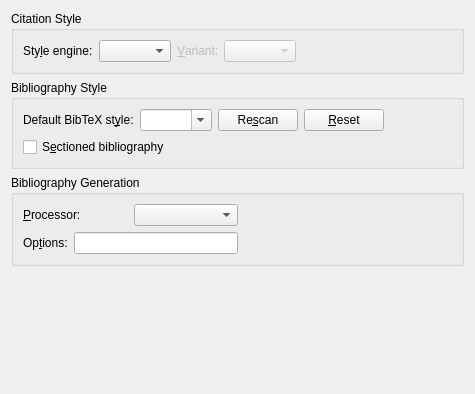
cburschka/lyx, file src/frontends/qt4/ui/BiblioUi.ui: the form before one commit.
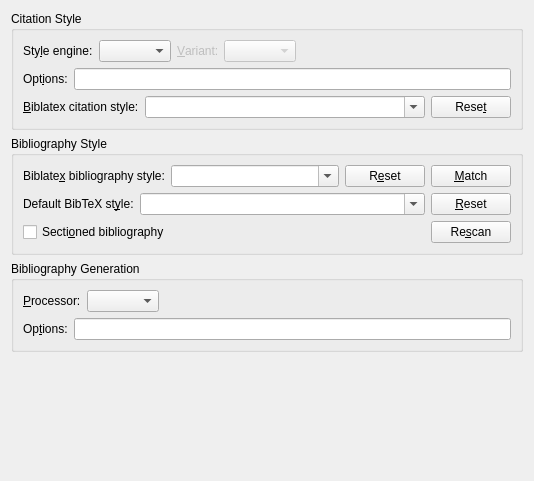
The form after the commit.

Commit message:
Biblatex support
File format change

The edit to the form file:
```diff
--- a/src/frontends/qt4/ui/BiblioUi.ui
+++ b/src/frontends/qt4/ui/BiblioUi.ui
@@ -6,16 +6,22 @@
    <rect>
     <x>0</x>
     <y>0</y>
-    <width>475</width>
-    <height>394</height>
+    <width>534</width>
+    <height>481</height>
    </rect>
   </property>
   <property name="windowTitle">
    <string/>
   </property>
-  <layout class="QGridLayout" name="gridLayout_3">
+  <layout class="QGridLayout" name="gridLayout_4">
    <item row="0" column="0">
     <widget class="QGroupBox" name="CiteStyleBG">
+     <property name="sizePolicy">
+      <sizepolicy hsizetype="Expanding" vsizetype="Preferred">
+       <horstretch>0</horstretch>
+       <verstretch>0</verstretch>
+      </sizepolicy>
+     </property>
      <property name="title">
       <string>Citation Style</string>
      </property>
@@ -104,30 +110,155 @@
         </property>
        </spacer>
       </item>
+      <item row="1" column="0" colspan="2">
+       <layout class="QHBoxLayout" name="horizontalLayout_7">
+        <item>
+         <widget class="QLabel" name="citePackageOptionsL">
+          <property name="text">
+           <string>Opt&amp;ions:</string>
+          </property>
+          <property name="buddy">
+           <cstring>citePackageOptionsLE</cstring>
+          </property>
+         </widget>
+        </item>
+        <item>
+         <widget class="QLineEdit" name="citePackageOptionsLE">
+          <property name="sizePolicy">
+           <sizepolicy hsizetype="MinimumExpanding" vsizetype="Fixed">
+            <horstretch>0</horstretch>
+            <verstretch>0</verstretch>
+           </sizepolicy>
+          </property>
+          <property name="toolTip">
+           <string>Here you can enter further options of the biblatex package</string>
+          </property>
+         </widget>
+        </item>
+       </layout>
+      </item>
+      <item row="2" column="0" colspan="2">
+       <layout class="QHBoxLayout" name="horizontalLayout_5">
+        <item>
+         <widget class="QLabel" name="biblatexCbxLA">
+          <property name="sizePolicy">
+           <sizepolicy hsizetype="Fixed" vsizetype="Preferred">
+            <horstretch>0</horstretch>
+            <verstretch>0</verstretch>
+           </sizepolicy>
+          </property>
+          <property name="toolTip">
+           <string/>
+          </property>
+          <property name="text">
+           <string>&amp;Biblatex citation style:</string>
+          </property>
+          <property name="buddy">
+           <cstring>biblatexCbxCO</cstring>
+          </property>
+         </widget>
+        </item>
+        <item>
+         <widget class="QComboBox" name="biblatexCbxCO">
+          <property name="toolTip">
+           <string>The style that determines the layout of the citations</string>
+          </property>
+          <property name="editable">
+           <bool>true</bool>
+          </property>
+         </widget>
+        </item>
+        <item>
+         <widget class="QPushButton" name="resetCbxPB">
+          <property name="sizePolicy">
+           <sizepolicy hsizetype="Fixed" vsizetype="Fixed">
+            <horstretch>0</horstretch>
+            <verstretch>0</verstretch>
+           </sizepolicy>
+          </property>
+          <property name="toolTip">
+           <string>Reset to the preset default</string>
+          </property>
+          <property name="text">
+           <string>Rese&amp;t</string>
+          </property>
+         </widget>
+        </item>
+       </layout>
+      </item>
      </layout>
     </widget>
    </item>
    <item row="1" column="0">
     <widget class="QGroupBox" name="BiblioStyleBG">
+     <property name="sizePolicy">
+      <sizepolicy hsizetype="Expanding" vsizetype="Preferred">
+       <horstretch>0</horstretch>
+       <verstretch>0</verstretch>
+      </sizepolicy>
+     </property>
      <property name="title">
       <string>Bibliography Style</string>
      </property>
      <property name="flat">
       <bool>true</bool>
      </property>
-     <layout class="QGridLayout" name="gridLayout_1">
-      <item row="1" column="0">
-       <widget class="QCheckBox" name="bibtopicCB">
-        <property name="toolTip">
-         <string>Select this if you want to split your bibliography into sections</string>
-        </property>
-        <property name="text">
-         <string>S&amp;ectioned bibliography</string>
-        </property>
-       </widget>
-      </item>
+     <layout class="QGridLayout" name="gridLayout_3">
       <item row="0" column="0">
-       <layout class="QHBoxLayout" name="horizontalLayout_1">
+       <layout class="QHBoxLayout" name="horizontalLayout_4">
+        <item>
+         <widget class="QLabel" name="biblatexBbxLA">
+          <property name="toolTip">
+           <string/>
+          </property>
+          <property name="text">
+           <string>Biblate&amp;x bibliography style:</string>
+          </property>
+          <property name="buddy">
+           <cstring>biblatexBbxCO</cstring>
+          </property>
+         </widget>
+        </item>
+        <item>
+         <widget class="QComboBox" name="biblatexBbxCO">
+          <property name="sizePolicy">
+           <sizepolicy hsizetype="MinimumExpanding" vsizetype="Fixed">
+            <horstretch>0</horstretch>
+            <verstretch>0</verstretch>
+           </sizepolicy>
+          </property>
+          <property name="toolTip">
+           <string>The style that determines the layout of the biblatex-generated bibliography</string>
+          </property>
+          <property name="editable">
+           <bool>true</bool>
+          </property>
+         </widget>
+        </item>
+        <item>
+         <widget class="QPushButton" name="resetBbxPB">
+          <property name="toolTip">
+           <string>Reset to the preset default</string>
+          </property>
+          <property name="text">
+           <string>R&amp;eset</string>
+          </property>
+         </widget>
+        </item>
+        <item>
+         <widget class="QPushButton" name="matchBbxPB">
+          <property name="toolTip">
+           <string>Match biblatex bibliography with citation style</string>
+          </property>
+          <property name="text">
+           <string>&amp;Match</string>
+          </property>
+         </widget>
+        </item>
+       </layout>
+      </item>
+      <item row="1" column="0">
+       <layout class="QHBoxLayout" name="horizontalLayout_3">
         <item>
          <widget class="QLabel" name="bibtexStyleLA">
           <property name="text">
@@ -140,6 +271,12 @@
         </item>
         <item>
          <widget class="QComboBox" name="defaultBiblioCO">
+          <property name="sizePolicy">
+           <sizepolicy hsizetype="MinimumExpanding" vsizetype="Fixed">
+            <horstretch>0</horstretch>
+            <verstretch>0</verstretch>
+           </sizepolicy>
+          </property>
           <property name="toolTip">
            <string>Here, you can define a BibTeX style that is suggested in the BibTeX dialog by default</string>
           </property>
@@ -149,6 +286,43 @@
          </widget>
         </item>
         <item>
+         <widget class="QPushButton" name="resetDefaultBiblioPB">
+          <property name="toolTip">
+           <string>Reset to the preset default</string>
+          </property>
+          <property name="text">
+           <string>&amp;Reset</string>
+          </property>
+         </widget>
+        </item>
+       </layout>
+      </item>
+      <item row="2" column="0">
+       <layout class="QHBoxLayout" name="horizontalLayout_6">
+        <item>
+         <widget class="QCheckBox" name="bibtopicCB">
+          <property name="toolTip">
+           <string>Select this if you want to split your bibliography into sections</string>
+          </property>
+          <property name="text">
+           <string>Secti&amp;oned bibliography</string>
+          </property>
+         </widget>
+        </item>
+        <item>
+         <spacer name="horizontalSpacer_4">
+          <property name="orientation">
+           <enum>Qt::Horizontal</enum>
+          </property>
+          <property name="sizeHint" stdset="0">
+           <size>
+            <width>189</width>
+            <height>20</height>
+           </size>
+          </property>
+         </spacer>
+        </item>
+        <item>
          <widget class="QPushButton" name="rescanBibliosPB">
           <property name="toolTip">
            <string>Rescan style files</string>
@@ -158,36 +332,19 @@
           </property>
          </widget>
         </item>
-        <item>
-         <widget class="QPushButton" name="resetDefaultBiblioPB">
-          <property name="toolTip">
-           <string>Reset to the preset default</string>
-          </property>
-          <property name="text">
-           <string>&amp;Reset</string>
-          </property>
-         </widget>
-        </item>
        </layout>
       </item>
-      <item row="0" column="1">
-       <spacer name="horizontalSpacer_2">
-        <property name="orientation">
-         <enum>Qt::Horizontal</enum>
-        </property>
-        <property name="sizeHint" stdset="0">
-         <size>
-          <width>40</width>
-          <height>20</height>
-         </size>
-        </property>
-       </spacer>
-      </item>
      </layout>
     </widget>
    </item>
    <item row="2" column="0">
     <widget class="QGroupBox" name="bibtexGB">
+     <property name="sizePolicy">
+      <sizepolicy hsizetype="Expanding" vsizetype="Preferred">
+       <horstretch>0</horstretch>
+       <verstretch>0</verstretch>
+      </sizepolicy>
+     </property>
      <property name="toolTip">
       <string>Here you can define an alternative program to or specific options of BibTeX.</string>
      </property>
@@ -219,7 +376,7 @@
         </item>
        </layout>
       </item>
-      <item row="0" column="1" rowspan="2">
+      <item row="0" column="1">
        <spacer name="horizontalSpacer">
         <property name="orientation">
          <enum>Qt::Horizontal</enum>
@@ -232,7 +389,7 @@
         </property>
        </spacer>
       </item>
-      <item row="1" column="0">
+      <item row="1" column="0" colspan="2">
        <layout class="QHBoxLayout" name="horizontalLayout_2">
         <item>
          <widget class="QLabel" name="bibtexOptionsLA">
@@ -246,6 +403,12 @@
         </item>
         <item>
          <widget class="QLineEdit" name="bibtexOptionsLE">
+          <property name="sizePolicy">
+           <sizepolicy hsizetype="MinimumExpanding" vsizetype="Fixed">
+            <horstretch>0</horstretch>
+            <verstretch>0</verstretch>
+           </sizepolicy>
+          </property>
           <property name="toolTip">
            <string>Define options such as --min-crossrefs (see the documentation of BibTeX)</string>
           </property>
```
The commit also changes 22 other files.
